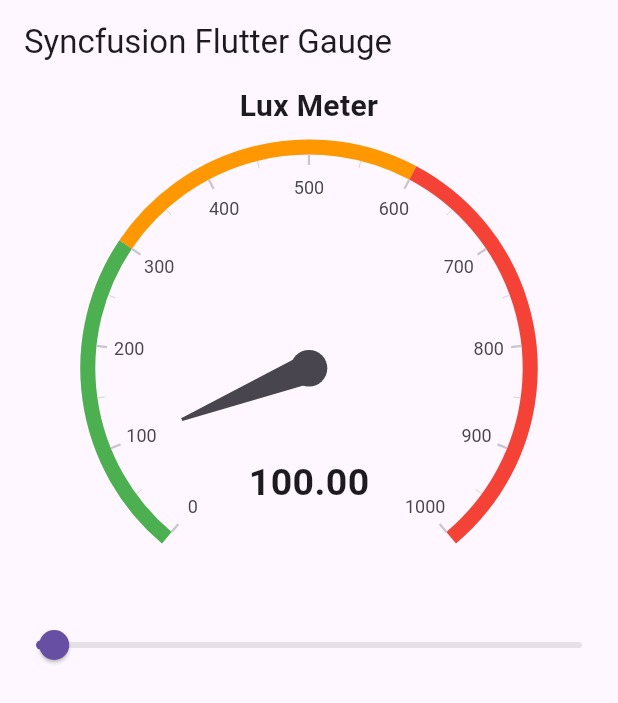
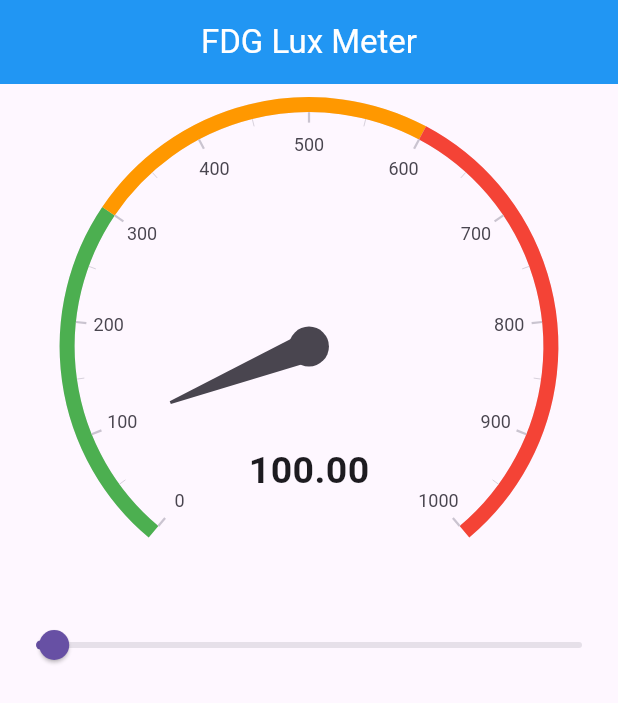
Before and after one commit to fdg2324/lux_private, a Flutter app: the screen it shows after launch, on a phone screen of 412 x 824 dp. Shown: the top 703 px of the screen. Run offline on Flutter 3.47's test engine with Material 3 defaults, Android fonts, the phone set to English and light mode, and no system bars; drawn by our look-alikes of syncfusion_flutter_gauges; missing offline and left inert: light.

Commit message:
new title in AppBar

```diff
--- a/lib/main.dart
+++ b/lib/main.dart
@@ -62,7 +62,11 @@
   @override
   Widget build(BuildContext context) {
     return Scaffold(
-        appBar: AppBar(title: const Text('Syncfusion Flutter Gauge')),
+        appBar: AppBar(
+          title: const Text('FDG Lux Meter'),
+          centerTitle: true,
+          foregroundColor: Colors.white,
+          backgroundColor: Colors.blue,),
         body: Column(
           children: [
             _getRadialGauge(),
@@ -83,9 +87,9 @@
 
   Widget _getRadialGauge() {
     return SfRadialGauge(
-        title: const GaugeTitle(
-            text: 'Lux Meter',
-            textStyle: TextStyle(fontSize: 20.0, fontWeight: FontWeight.bold)),
+        // title: const GaugeTitle(
+        //     text: 'Lux Meter',
+        //     textStyle: TextStyle(fontSize: 20.0, fontWeight: FontWeight.bold)),
         axes: <RadialAxis>[
           RadialAxis(minimum: 0, maximum: 1000, ranges: <GaugeRange>[
             GaugeRange(
```
